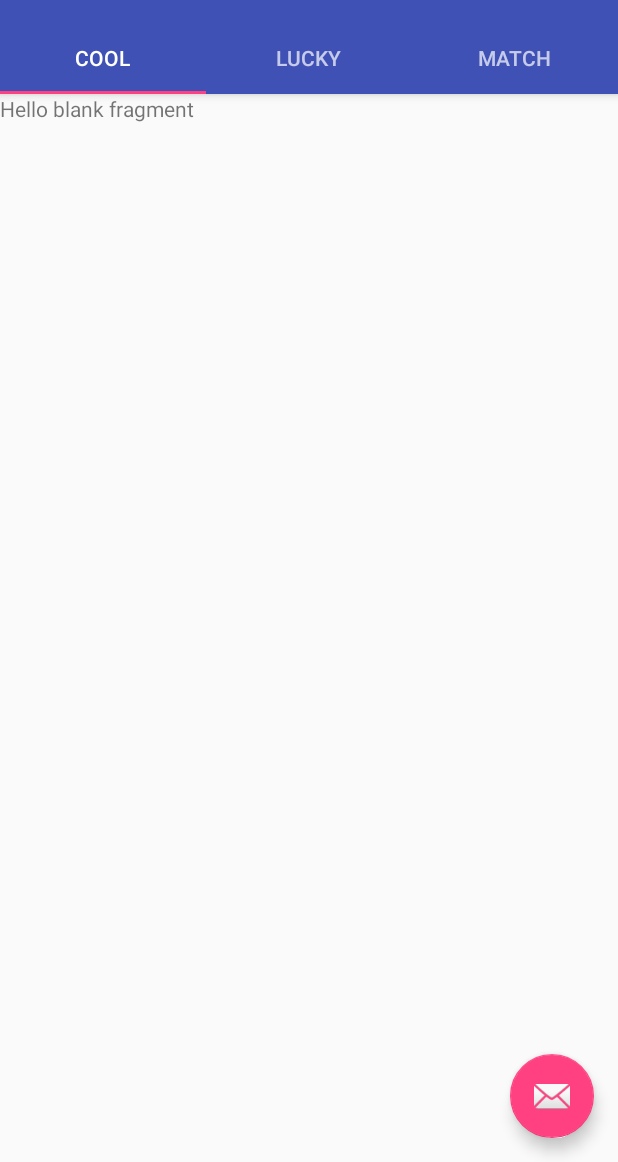
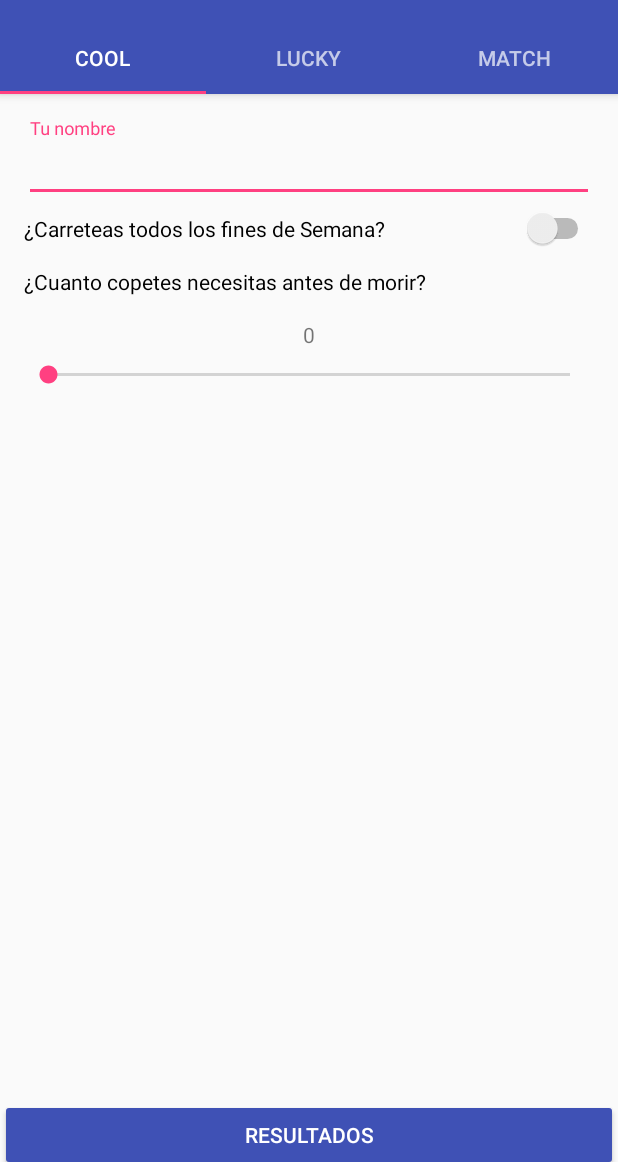
Before and after one commit to Maiclear/ShrinkQuizz, an Android app: the screen it shows after launch (MainActivity), on a phone screen of 412 x 824 dp, the part 74-1236 px from its top. Run offline under Robolectric (Android 15) with nearby library versions, the phone set to English and light mode, and no system bars.

Commit message:
ADD: cool fragment working

```diff
--- a/app/src/main/java/com/desafiolatam/shrinkquizz/views/CoolFragment.java
+++ b/app/src/main/java/com/desafiolatam/shrinkquizz/views/CoolFragment.java
@@ -2,15 +2,29 @@ package com.desafiolatam.shrinkquizz.views;
 
 
 import android.os.Bundle;
+import android.support.annotation.Nullable;
+import android.support.design.widget.TextInputEditText;
 import android.support.v4.app.Fragment;
+import android.support.v7.app.AlertDialog;
 import android.view.LayoutInflater;
 import android.view.View;
 import android.view.ViewGroup;
+import android.widget.Button;
+import android.widget.SeekBar;
+import android.widget.Switch;
+import android.widget.TextView;
 
 import com.desafiolatam.shrinkquizz.R;
+import com.desafiolatam.shrinkquizz.data.CoolResult;
 
 
 public class CoolFragment extends Fragment {
+
+    private TextInputEditText nameEt;
+    private Switch coolSwitch;
+    private TextView drinkTv;
+    private SeekBar seekBar;
+
 
     public CoolFragment() {
         // Required empty public constructor
@@ -32,4 +46,53 @@ public class CoolFragment extends Fragment {
         return inflater.inflate(R.layout.fragment_cool, container, false);
     }
 
+    @Override
+    public void onViewCreated(View view, @Nullable Bundle savedInstanceState) {
+        super.onViewCreated(view, savedInstanceState);
+        nameEt = (TextInputEditText) view.findViewById(R.id.userName);
+        coolSwitch = (Switch) view.findViewById(R.id.partySw);
+        drinkTv = (TextView) view.findViewById(R.id.dreamsTv);
+        seekBar = (SeekBar) view.findViewById(R.id.drinksSb);
+        seekBar.setOnSeekBarChangeListener(new SeekBar.OnSeekBarChangeListener() {
+            @Override
+            public void onProgressChanged(SeekBar seekBar, int i, boolean b) {
+                drinkTv.setText(String.valueOf(i));
+            }
+
+            @Override
+            public void onStartTrackingTouch(SeekBar seekBar) {
+
+            }
+
+            @Override
+            public void onStopTrackingTouch(SeekBar seekBar) {
+
+            }
+        });
+
+        Button resultBtn = (Button) view.findViewById(R.id.resultBtn);
+
+            resultBtn.setOnClickListener(new View.OnClickListener() {
+                @Override
+                public void onClick(View view) {
+                    showResult();
+                }
+            });
+    }
+
+
+    private void showResult() {
+
+        String name = nameEt.getText().toString();
+        boolean party = coolSwitch.isChecked();
+        int drinks = seekBar.getProgress();
+        CoolResult coolResult = new CoolResult(name, party, drinks);
+        AlertDialog.Builder alertDialog = new AlertDialog.Builder(getContext());
+        alertDialog.setMessage(coolResult.details());
+        alertDialog.show();
+
+
+    }
+
+
 }
--- a/app/src/main/java/com/desafiolatam/shrinkquizz/views/MainActivity.java
+++ b/app/src/main/java/com/desafiolatam/shrinkquizz/views/MainActivity.java
@@ -33,14 +33,7 @@ public class MainActivity extends AppCompatActivity {
         TabLayout tabLayout = (TabLayout) findViewById(R.id.tabs);
         tabLayout.setupWithViewPager(viewPager);
 
-        FloatingActionButton fab = (FloatingActionButton) findViewById(R.id.fab);
-        fab.setOnClickListener(new View.OnClickListener() {
-            @Override
-            public void onClick(View view) {
-                Snackbar.make(view, "Replace with your own action", Snackbar.LENGTH_LONG)
-                        .setAction("Action", null).show();
-            }
-        });
+
 
     }
 
--- a/app/src/main/res/layout/activity_main.xml
+++ b/app/src/main/res/layout/activity_main.xml
@@ -38,12 +38,5 @@
         android:layout_height="match_parent"
         app:layout_behavior="@string/appbar_scrolling_view_behavior" />
 
-    <android.support.design.widget.FloatingActionButton
-        android:id="@+id/fab"
-        android:layout_width="wrap_content"
-        android:layout_height="wrap_content"
-        android:layout_gravity="end|bottom"
-        android:layout_margin="@dimen/fab_margin"
-        app:srcCompat="@android:drawable/ic_dialog_email" />
 
 </android.support.design.widget.CoordinatorLayout>
--- a/app/src/main/res/layout/fragment_cool.xml
+++ b/app/src/main/res/layout/fragment_cool.xml
@@ -1,13 +1,75 @@
-<FrameLayout xmlns:android="http://schemas.android.com/apk/res/android"
+<LinearLayout xmlns:android="http://schemas.android.com/apk/res/android"
     xmlns:tools="http://schemas.android.com/tools"
     android:layout_width="match_parent"
     android:layout_height="match_parent"
+    android:orientation="vertical"
     tools:context="com.desafiolatam.shrinkquizz.views.CoolFragment">
 
-    <!-- TODO: Update blank fragment layout -->
-    <TextView
+    <LinearLayout
         android:layout_width="match_parent"
-        android:layout_height="match_parent"
-        android:text="@string/hello_blank_fragment" />
+        android:layout_height="wrap_content"
+        android:orientation="vertical"
+        android:padding="@dimen/activity_horizontal_margin">
 
-</FrameLayout>
+        <android.support.design.widget.TextInputLayout
+            android:layout_width="match_parent"
+            android:layout_height="wrap_content"
+            android:hint="Tu nombre">
+
+            <android.support.design.widget.TextInputEditText
+                android:id="@+id/userName"
+                android:layout_width="match_parent"
+                android:layout_height="wrap_content" />
+
+        </android.support.design.widget.TextInputLayout>
+
+        <Switch
+            android:text="¿Carreteas todos los fines de Semana?"
+            android:id="@+id/partySw"
+            android:layout_width="match_parent"
+            android:layout_height="wrap_content"
+            android:paddingTop="8dp"
+            android:paddingBottom="8dp"/>
+
+        <TextView
+            android:textColor="@android:color/black"
+            android:text="¿Cuanto copetes necesitas antes de morir?"
+            android:layout_width="match_parent"
+            android:layout_height="wrap_content"
+            android:paddingTop="8dp"
+            android:paddingBottom="8dp"/>
+
+        <TextView
+            android:id="@+id/dreamsTv"
+            android:text="0"
+            android:layout_gravity="center_horizontal"
+            android:layout_width="wrap_content"
+            android:layout_height="wrap_content"
+            android:paddingTop="8dp"
+            android:paddingBottom="8dp"/>
+
+        <SeekBar
+            android:id="@+id/drinksSb"
+            android:layout_width="match_parent"
+            android:layout_height="wrap_content"
+            android:layout_marginBottom="40dp"
+            android:max="10"
+            android:progress="0"/>
+
+
+
+    </LinearLayout>
+
+    <RelativeLayout
+        android:layout_weight="1"
+        android:layout_width="match_parent"
+        android:layout_height="0dp"
+        android:paddingBottom="50dp">
+
+        <include layout="@layout/result_btn"/>
+
+    </RelativeLayout>
+
+
+
+</LinearLayout>
--- /dev/null
+++ b/app/src/main/res/layout/result_btn.xml
@@ -0,0 +1,11 @@
+<?xml version="1.0" encoding="utf-8"?>
+
+<Button xmlns:android="http://schemas.android.com/apk/res/android"
+    android:id="@+id/resultBtn"
+    android:layout_width="match_parent"
+    android:layout_height="wrap_content"
+    android:theme="@style/PrimaryButton"
+    android:padding="14dp"
+    android:text="RESULTADOS"
+    android:layout_alignParentBottom="true"
+    android:textColor="@android:color/white"/>
--- a/app/src/main/res/values/styles.xml
+++ b/app/src/main/res/values/styles.xml
@@ -17,4 +17,8 @@
 
     <style name="AppTheme.PopupOverlay" parent="ThemeOverlay.AppCompat.Light" />
 
+    <style name="PrimaryButton">
+        <item name="colorButtonNormal">@color/colorPrimary</item>
+    </style>
+
 </resources>
```
Also changed, not shown: app/src/main/java/com/desafiolatam/shrinkquizz/data/CoolAnswer.java (added, +30 -0 lines), app/src/main/java/com/desafiolatam/shrinkquizz/data/CoolResult.java (added, +39 -0 lines).
